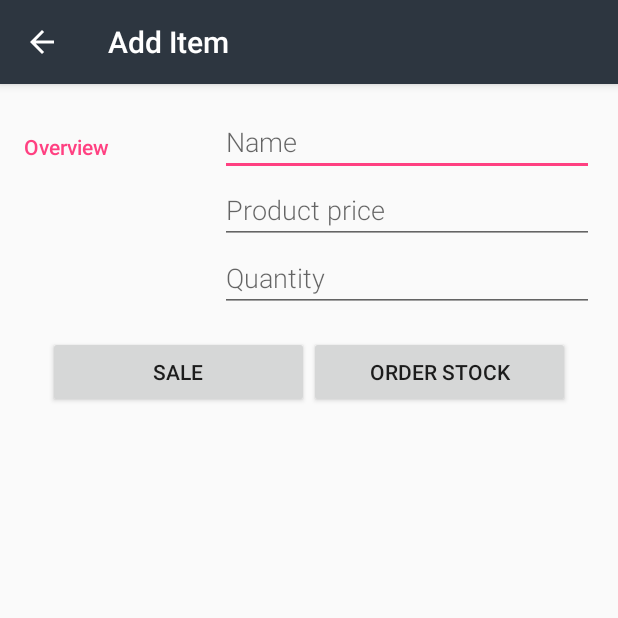
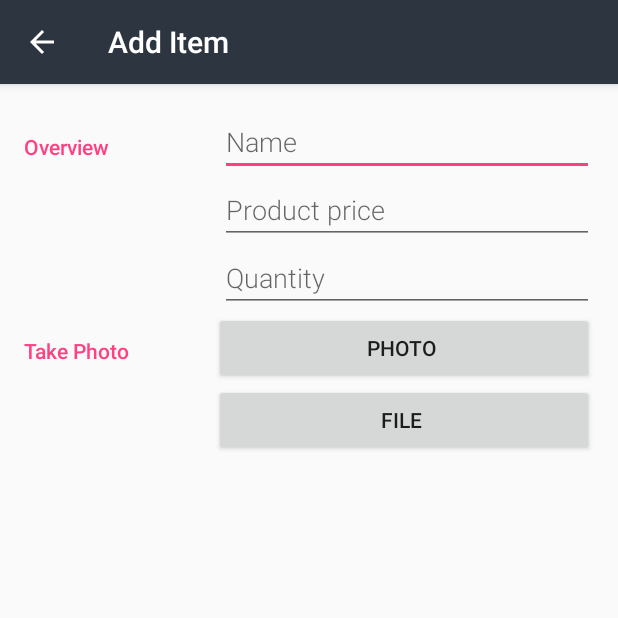
Before and after one commit to rlog8760/InventoryManager, an Android app: the EditInventoryItemActivity screen opened directly, with no data from a screen before it, on a phone screen of 412 x 824 dp, the top half of it. Run offline under Robolectric (Android 15) with nearby library versions, the phone set to English and light mode, and no system bars.

```diff
--- a/app/src/main/AndroidManifest.xml
+++ b/app/src/main/AndroidManifest.xml
@@ -1,6 +1,10 @@
 <?xml version="1.0" encoding="utf-8"?>
 <manifest xmlns:android="http://schemas.android.com/apk/res/android"
     package="com.example.android.inventorymanager">
+
+    <uses-feature
+        android:name="android.hardware.camera"
+        android:required="true" />
 
     <application
         android:allowBackup="true"
@@ -26,5 +30,4 @@
                 android:value=".MainActivity" />
         </activity>
     </application>
-
 </manifest>
--- a/app/src/main/res/layout/edit_inventory.xml
+++ b/app/src/main/res/layout/edit_inventory.xml
@@ -53,26 +53,45 @@
                 style="@style/EditorFieldStyle"
                 android:hint="@string/hint_product_quantity"
                 android:inputType="textCapWords" />
+
+        </LinearLayout>
         </LinearLayout>
 
-    </LinearLayout>
+    <!-- Gender category -->
+    <LinearLayout
+        android:id="@+id/container_product_photo"
+        android:layout_width="match_parent"
+        android:layout_height="wrap_content"
+        android:orientation="horizontal">
 
-    <LinearLayout
-        android:layout_width="match_parent"
-        android:layout_height="match_parent"
-        android:orientation="horizontal"
-        android:padding="16dp">
+        <!-- Label -->
+        <TextView
+            style="@style/CategoryStyle"
+            android:text="@string/product_picture" />
 
-        <Button
+        <!-- Input field -->
+        <LinearLayout
             android:layout_width="0dp"
             android:layout_height="wrap_content"
-            android:layout_weight="1"
-            android:text="@string/sale_button" />
+            android:layout_weight="2"
+            android:orientation="vertical">
 
-        <Button
-            android:layout_width="0dp"
-            android:layout_height="wrap_content"
-            android:layout_weight="1"
-            android:text="@string/order_stock_button" />
+            <!-- Take Photo Button -->
+            <Button
+                android:id="@+id/product_photo_btn"
+                android:layout_width="match_parent"
+                android:layout_height="wrap_content"
+                android:paddingRight="16dp"
+                android:text="@string/photo" />
+
+            <!-- Upload photo from file -->
+            <Button
+                android:id="@+id/product_photo_file_btn"
+                android:layout_width="match_parent"
+                android:layout_height="wrap_content"
+                android:paddingRight="16dp"
+                android:text="@string/from_file" />
+
+        </LinearLayout>
     </LinearLayout>
 </LinearLayout>
--- a/app/src/main/res/values/strings.xml
+++ b/app/src/main/res/values/strings.xml
@@ -10,6 +10,9 @@
     <string name="editor_inventory_item_activity_title">Edit Item</string>
     <string name="sale_button">Sale</string>
     <string name="order_stock_button">Order Stock</string>
+    <string name="product_picture">Take Photo</string>
+    <string name="photo">Photo</string>
+    <string name="from_file">File</string>
 
 
 </resources>
```
Also changed, not shown: app/src/main/java/com/example/android/inventorymanager/EditInventoryItemActivity.java (+72 -0 lines), app/src/main/java/com/example/android/inventorymanager/data/InventoryContract.java (added, +48 -0 lines), app/src/main/java/com/example/android/inventorymanager/data/InventoryDbHelper.java (added, +42 -0 lines).
